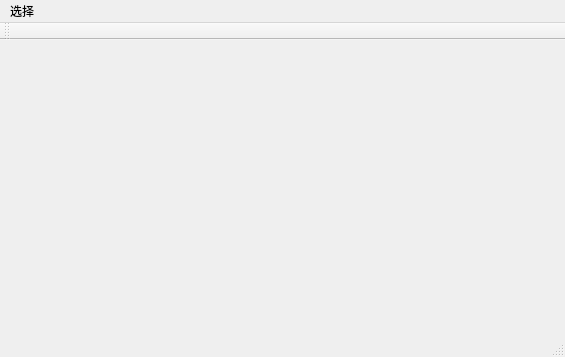
First picture: the form in mainwindow.ui, repository wocan23/HoneyBadger, before the edit.
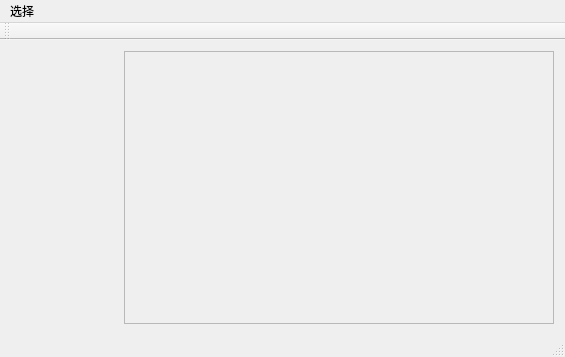
Second picture: the form after the edit. Custom widgets are drawn as their Qt base class.

```diff
--- a/mainwindow.ui
+++ b/mainwindow.ui
@@ -40,30 +40,17 @@
        </widget>
       </item>
       <item>
-       <widget class="EsIndexTabWidegt" name="esIndexTabWidegt" native="true">
-        <property name="sizePolicy">
-         <sizepolicy hsizetype="Preferred" vsizetype="Preferred">
-          <horstretch>0</horstretch>
-          <verstretch>0</verstretch>
-         </sizepolicy>
+       <widget class="QScrollArea" name="scrollArea">
+        <property name="widgetResizable">
+         <bool>true</bool>
         </property>
-        <widget class="QWidget" name="tab" native="true">
+        <widget class="QWidget" name="scrollAreaWidgetContents_2">
          <property name="geometry">
           <rect>
            <x>0</x>
            <y>0</y>
-           <width>100</width>
-           <height>30</height>
-          </rect>
-         </property>
-        </widget>
-        <widget class="QWidget" name="tab_2" native="true">
-         <property name="geometry">
-          <rect>
-           <x>0</x>
-           <y>0</y>
-           <width>100</width>
-           <height>30</height>
+           <width>421</width>
+           <height>255</height>
           </rect>
          </property>
         </widget>
@@ -118,11 +105,6 @@
    <extends>QWidget</extends>
    <header>estreewidget.h</header>
   </customwidget>
-  <customwidget>
-   <class>EsIndexTabWidegt</class>
-   <extends>QWidget</extends>
-   <header>esindextabwidegt.h</header>
-  </customwidget>
  </customwidgets>
  <resources/>
  <connections/>
```
